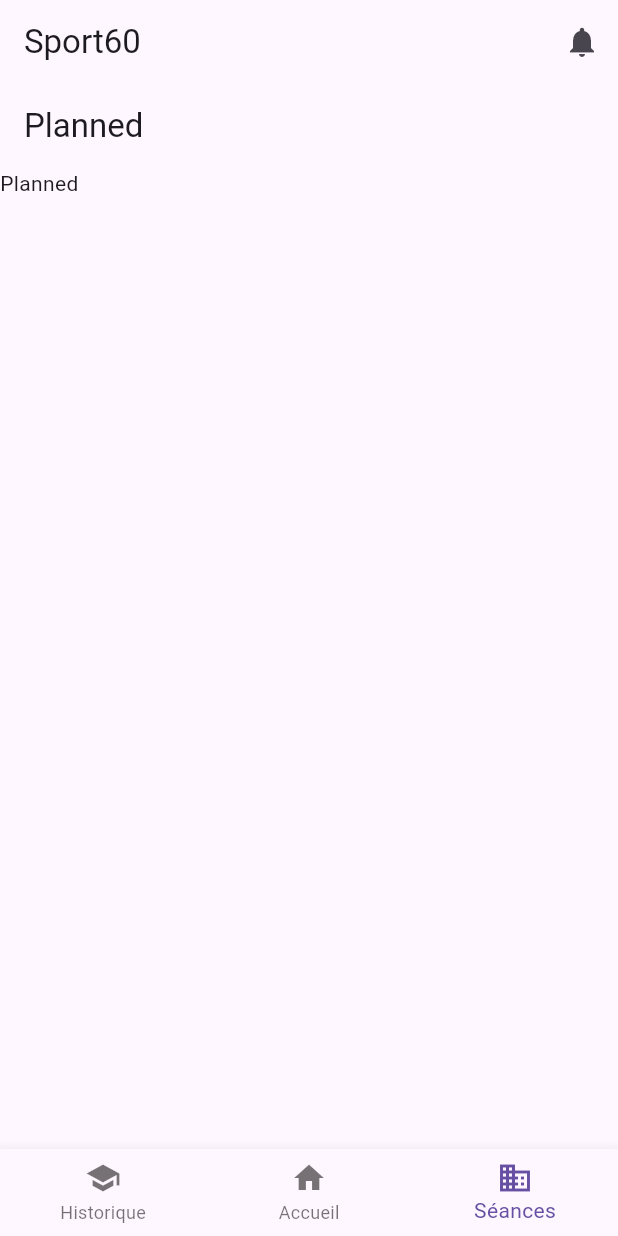
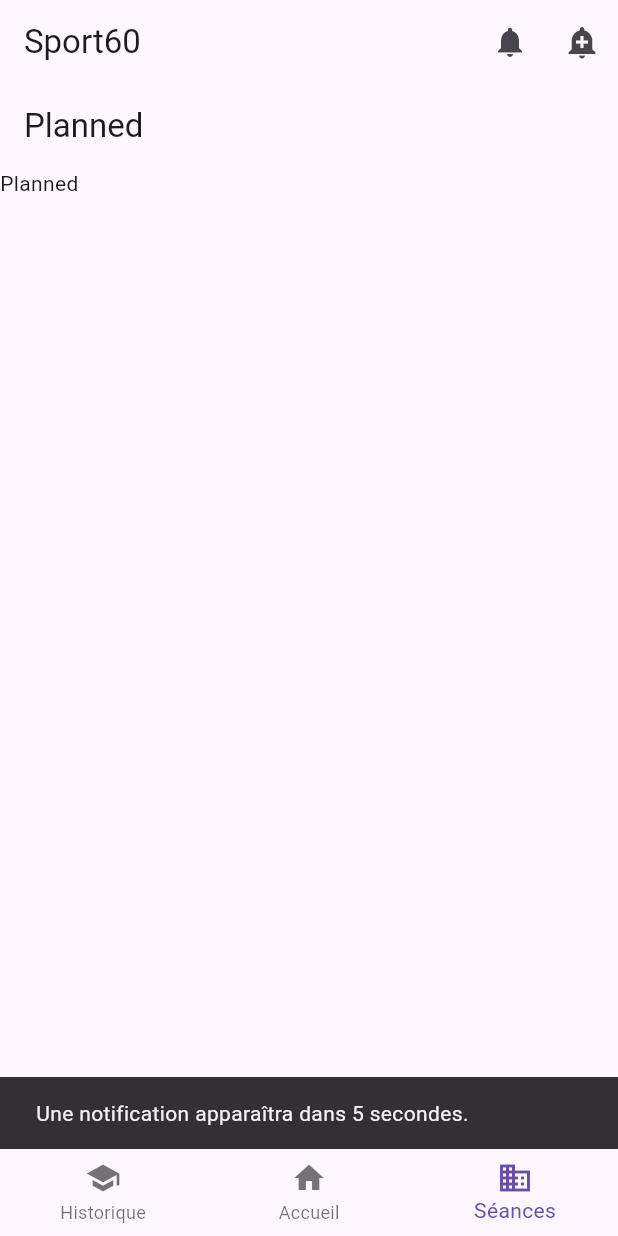
Before and after one commit to Xalovald/sport60, a Flutter app: the screen it shows after launch, item 3 of the bottom bar chosen, after a tap on the "notifications" icon, on a phone screen of 412 x 824 dp. Run offline on Flutter 3.47's test engine with Material 3 defaults, Android fonts, the phone set to English and light mode, and no system bars; our stand-ins replace flutter_local_notifications, permission_handler.

Commit message:
Add notification widget
Create notification widget (stateful):
- custom delay
- custom title
- custom detail

```diff
--- a/lib/main.dart
+++ b/lib/main.dart
@@ -2,22 +2,10 @@ import 'package:flutter/material.dart';
 import 'package:sport60/views/home.dart';
 import 'package:sport60/views/history/history_list.dart';
 import 'package:sport60/views/planned/planned_list.dart';
-import 'package:permission_handler/permission_handler.dart';
-import 'package:flutter_local_notifications/flutter_local_notifications.dart';
-
-final FlutterLocalNotificationsPlugin flutterLocalNotificationsPlugin =
-FlutterLocalNotificationsPlugin();
+import 'package:sport60/widgets/notification.dart';
 
 void main() async {
   WidgetsFlutterBinding.ensureInitialized();
-
-  const AndroidInitializationSettings initializationSettingsAndroid =
-  AndroidInitializationSettings('@mipmap/ic_launcher'); // Utilise ton icône
-
-  const InitializationSettings initializationSettings =
-  InitializationSettings(android: initializationSettingsAndroid);
-
-  await flutterLocalNotificationsPlugin.initialize(initializationSettings);
 
   runApp(const MyApp());
 }
@@ -62,7 +50,15 @@ class _HomeScreenState extends State<HomeScreen> {
         actions: [
           IconButton(
             icon: const Icon(Icons.notifications),
-            onPressed: _showNotification, // Ajout du bouton pour déclencher une notification
+            onPressed: () {
+              _showNotificationWithDelay(context);  // Appeler la fonction de notification avec un délai
+            }, // Utiliser le widget pour afficher une notification
+          ),
+          IconButton(
+            icon: const Icon(Icons.add_alert),
+            onPressed: () {
+              _showNotification(context);  // Appeler la fonction de notification avec un délai
+            }, // Utiliser le widget pour afficher une notification
           ),
         ],
       ),
@@ -88,22 +84,41 @@ class _HomeScreenState extends State<HomeScreen> {
     );
   }
 
-  Future<void> _requestNotificationPermission() async {
-    if (await Permission.notification.isDenied) {
-      await Permission.notification.request();
-    }
+  // Afficher un SnackBar et déclencher la notification après un délai
+  void _showNotificationWithDelay(BuildContext context) {
+    // Afficher un SnackBar pour informer l'utilisateur
+    ScaffoldMessenger.of(context).showSnackBar(
+      const SnackBar(
+        content: Text('Une notification apparaîtra dans 5 secondes.'),
+      ),
+    );
+
+    // Appeler le service de notification après 5 secondes
+    NotificationService().showNotification(
+      title: 'POC Notification avec time',
+      body: 'Ceci est personnalisée.',
+      delayInSeconds: 3,
+    );
+  }
+  // Déclencher la notification direct
+  void _showNotification(BuildContext context) {
+    // Appeler le service de notification après 5 secondes
+    NotificationService().showNotification(
+      title: 'POC Notification',
+      body: 'Ceci est une notification personnalisée sans time.',
+      delayInSeconds: 0,
+    );
   }
 
-  // Fonction pour afficher une notification (POC)
-  // Appelle cette fonction avant d'envoyer la notification
+  /*// Function show notif (POC)
   Future<void> _showNotification() async {
-    // Demander la permission avant d'envoyer la notification
+    // Ask permission before send notif
     await _requestNotificationPermission();
 
     const AndroidNotificationDetails androidPlatformChannelSpecifics =
     AndroidNotificationDetails(
-      'basic_channel', // Identifiant du canal
-      'Basic Notifications', // Nom du canal
+      'basic_channel', // CanalID
+      'Basic Notifications', // Canal name
       channelDescription: 'Channel for basic notifications',
       importance: Importance.max,
       priority: Priority.high,
@@ -120,5 +135,5 @@ class _HomeScreenState extends State<HomeScreen> {
       platformChannelSpecifics,
       payload: 'test_payload',
     );
-  }
+  }*/
 }
--- /dev/null
+++ b/lib/widgets/notification.dart
@@ -0,0 +1,73 @@
+import 'package:flutter_local_notifications/flutter_local_notifications.dart';
+import 'package:permission_handler/permission_handler.dart';
+import 'dart:async';
+
+class NotificationService {
+  FlutterLocalNotificationsPlugin flutterLocalNotificationsPlugin = FlutterLocalNotificationsPlugin();
+
+  NotificationService() {
+    _initializeNotifications();
+  }
+
+  // Initialisation des paramètres de notification
+  Future<void> _initializeNotifications() async {
+    const AndroidInitializationSettings initializationSettingsAndroid =
+    AndroidInitializationSettings('@mipmap/ic_launcher');
+
+    final InitializationSettings initializationSettings =
+    InitializationSettings(android: initializationSettingsAndroid);
+
+    await flutterLocalNotificationsPlugin.initialize(initializationSettings);
+  }
+
+  Future<void> _requestNotificationPermission() async {
+    if (await Permission.notification.isDenied) {
+      await Permission.notification.request();
+    }
+  }
+
+  // Méthode publique pour afficher une notification personnalisable
+  Future<void> showNotification({
+    required String title,
+    required String body,
+    int delayInSeconds = 0,
+    Importance importance = Importance.max,
+    Priority priority = Priority.high,
+  }) async {
+    // Si un délai est défini, on attend avant de montrer la notification
+    if (delayInSeconds > 0) {
+      Timer(Duration(seconds: delayInSeconds), () {
+        _showNotification(title, body, importance, priority);
+      });
+    } else {
+      _showNotification(title, body, importance, priority);
+    }
+  }
+
+  // Méthode privée pour montrer la notification
+  Future<void> _showNotification(String title, String body, Importance importance, Priority priority) async {
+    // Demander la permission avant d'envoyer la notification
+    await _requestNotificationPermission();
+
+    const AndroidNotificationDetails androidPlatformChannelSpecifics =
+    AndroidNotificationDetails(
+      'basic_channel', // CanalID
+      'Basic Notifications', // Nom du canal
+      channelDescription: 'Channel for basic notifications',
+      importance: Importance.max,
+      priority: Priority.high,
+      showWhen: true,
+    );
+
+    const NotificationDetails platformChannelSpecifics =
+    NotificationDetails(android: androidPlatformChannelSpecifics);
+
+    await flutterLocalNotificationsPlugin.show(
+      0,
+      title,
+      body,
+      platformChannelSpecifics,
+      payload: 'test_payload',
+    );
+  }
+}
```
Also changed, not shown: 1 other file.
